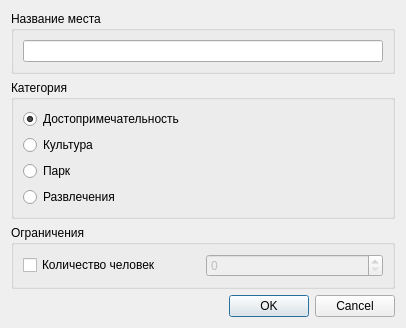
Before: the Qt Designer form View/placedialog.ui in LepilkinaElena/EasyRouting, drawn with Qt 5.
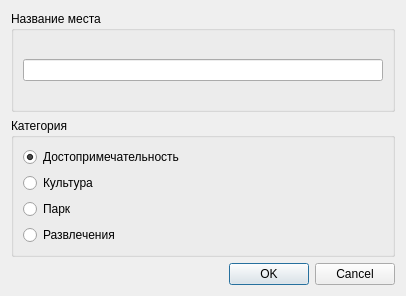
After: the same form once the commit is applied.

What changed in the file:
```diff
--- a/View/placedialog.ui
+++ b/View/placedialog.ui
@@ -68,37 +68,6 @@
        </layout>
       </widget>
      </item>
-     <item>
-      <widget class="QGroupBox" name="groupBox_3">
-       <property name="title">
-        <string>Ограничения</string>
-       </property>
-       <layout class="QHBoxLayout" name="horizontalLayout_2">
-        <item>
-         <layout class="QVBoxLayout" name="verticalLayout_3">
-          <item>
-           <layout class="QHBoxLayout" name="horizontalLayout_3">
-            <item>
-             <widget class="QCheckBox" name="checkBox">
-              <property name="text">
-               <string>Количество человек</string>
-              </property>
-             </widget>
-            </item>
-            <item>
-             <widget class="QSpinBox" name="spinBox">
-              <property name="enabled">
-               <bool>false</bool>
-              </property>
-             </widget>
-            </item>
-           </layout>
-          </item>
-         </layout>
-        </item>
-       </layout>
-      </widget>
-     </item>
     </layout>
    </item>
    <item>
```
